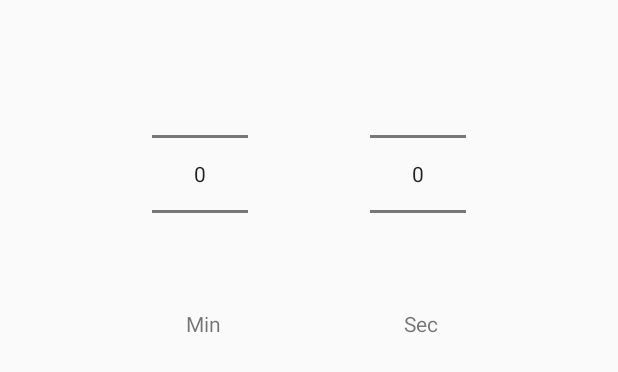
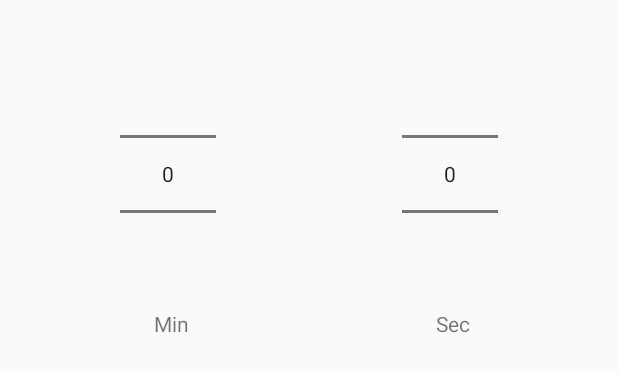
Before and after one commit to gerin98/Alarm, an Android app: the layout number_picker_dialog.xml on its own in the app's theme, with its tools: preview values and no code run, on a phone screen of 412 x 824 dp. Shown: the top 372 px of the screen. Run offline under Robolectric (Android 15) with nearby library versions, the phone set to English and light mode, and no system bars.

Commit message:
added more consistent layouts to timer dailog

```diff
--- a/app/src/main/res/layout/number_picker_dialog.xml
+++ b/app/src/main/res/layout/number_picker_dialog.xml
@@ -9,10 +9,12 @@
         android:layout_height="wrap_content"
         android:layout_alignParentStart="true"
         android:layout_alignParentTop="true"
-        android:layout_marginStart="101dp"
+        android:layout_marginStart="80dp"
         android:layout_marginTop="26dp"
         android:layout_alignParentLeft="true"
-        android:layout_marginLeft="101dp">
+        android:layout_centerVertical="true"
+        android:layout_marginRight="50dp"
+        android:layout_marginLeft="80dp">
 
     </NumberPicker>
 
@@ -22,9 +24,7 @@
         android:layout_height="wrap_content"
         android:layout_alignParentEnd="true"
         android:layout_alignTop="@+id/dialog_number_picker_min"
-        android:layout_marginEnd="101dp"
-        android:layout_alignParentRight="true"
-        android:layout_marginRight="101dp">
+        android:layout_marginEnd="80dp">
 
     </NumberPicker>
 
```
